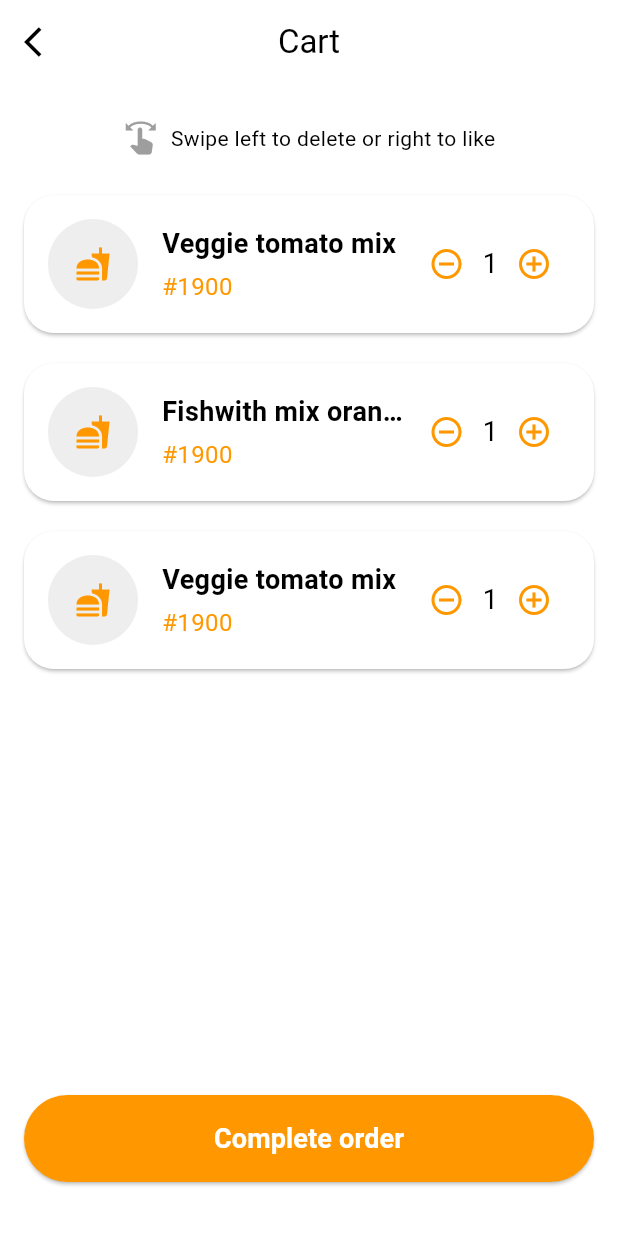
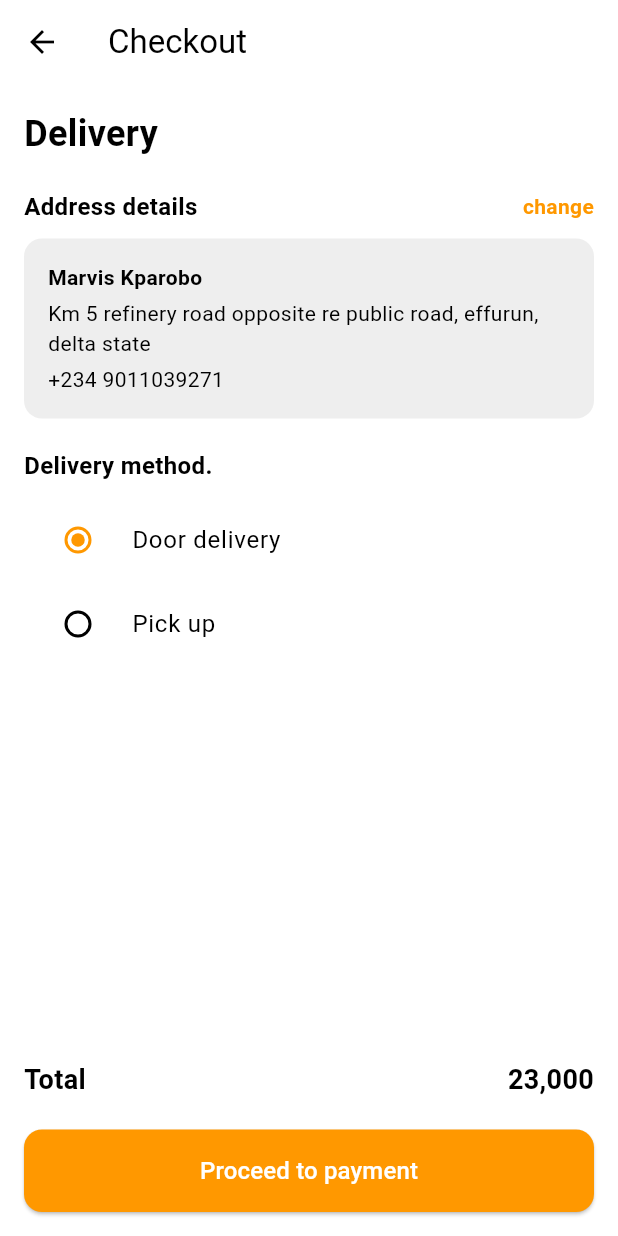
Before and after one commit to HeetKanabar/foodex, a Flutter app: the screen it shows after launch, item 4 of the bottom bar chosen, after a tap on "Complete order", on a phone screen of 412 x 824 dp. Run offline on Flutter 3.47's test engine with Material 3 defaults, Android fonts, the phone set to English and light mode, and no system bars.

Commit message:
UI completed

```diff
--- a/lib/routes/app_routes.dart
+++ b/lib/routes/app_routes.dart
@@ -2,8 +2,10 @@ import 'package:flutter/material.dart';
 import 'package:foodex/screens/SplashScreen.dart';
 import 'package:foodex/screens/cart_screen.dart';
 import 'package:foodex/screens/home_screen.dart';
+import 'package:foodex/screens/payment_screen.dart';
 import 'package:foodex/screens/product_screen.dart';
 import 'package:foodex/screens/profile_screen.dart';
+import 'package:foodex/screens/checkout_screen.dart';
 import '../screens/login_screen.dart';
 import '../screens/signup_screen.dart';
 
@@ -15,6 +17,8 @@ class AppRoutes {
   static const String productScreen = '/productScreen';
   static const String profileScreen = '/profileScreen';
   static const String cartScreen = '/cartScreen';
+  static const String checkoutScreen = '/checkoutScreen';
+  static const String paymentScreen = '/paymentScreen';
 
   static Map<String, WidgetBuilder> routes = {
     loginScreen: (context) => LoginScreen(),
@@ -24,5 +28,7 @@ class AppRoutes {
     productScreen: (context) => ProductScreen(),
     profileScreen: (context) => ProfileScreen(),
     cartScreen : (context) => CartScreen(),
+    checkoutScreen : (context) => CheckoutScreen(),
+    paymentScreen : (context) => PaymentScreen(),
   };
 }
--- a/lib/screens/cart_screen.dart
+++ b/lib/screens/cart_screen.dart
@@ -1,6 +1,8 @@
 // screens/cart_screen.dart
 
 import 'package:flutter/material.dart';
+import 'package:foodex/routes/app_routes.dart';
+import 'package:foodex/screens/checkout_screen.dart';
 import '../models/cart_item_model.dart';
 import '../widgets/cart_item_card.dart';
 
@@ -118,6 +120,7 @@ class _CartScreenState extends State<CartScreen> {
               child: ElevatedButton(
                 onPressed: () {
                   // Handle order completion
+                  Navigator.pushNamed(context, AppRoutes.checkoutScreen);
                 },
                 style: ElevatedButton.styleFrom(
                   backgroundColor: Colors.orange,
--- /dev/null
+++ b/lib/screens/checkout_screen.dart
@@ -0,0 +1,162 @@
+import 'package:flutter/material.dart';
+import 'package:foodex/routes/app_routes.dart';
+
+class CheckoutScreen extends StatefulWidget {
+  @override
+  _CheckoutScreenState createState() => _CheckoutScreenState();
+}
+
+class _CheckoutScreenState extends State<CheckoutScreen> {
+  String _selectedDeliveryMethod = 'Door delivery';
+
+  @override
+  Widget build(BuildContext context) {
+    return Scaffold(
+      appBar: AppBar(
+        title: Text('Checkout'),
+        leading: IconButton(
+          icon: Icon(Icons.arrow_back),
+          onPressed: () {
+            // Handle back action
+            Navigator.pop(context);
+          },
+        ),
+      ),
+      body: Padding(
+        padding: const EdgeInsets.all(16.0),
+        child: Column(
+          crossAxisAlignment: CrossAxisAlignment.start,
+          children: [
+            Text(
+              'Delivery',
+              style: TextStyle(
+                fontSize: 24,
+                fontWeight: FontWeight.bold,
+              ),
+            ),
+            SizedBox(height: 20),
+            Row(
+              mainAxisAlignment: MainAxisAlignment.spaceBetween,
+              children: [
+                Text(
+                  'Address details',
+                  style: TextStyle(
+                    fontSize: 16,
+                    fontWeight: FontWeight.bold,
+                  ),
+                ),
+                GestureDetector(
+                  onTap: () {
+                    // Handle change address
+                  },
+                  child: Text(
+                    'change',
+                    style: TextStyle(
+                      color: Colors.orange,
+                      fontWeight: FontWeight.bold,
+                    ),
+                  ),
+                ),
+              ],
+            ),
+            SizedBox(height: 10),
+            Container(
+              padding: EdgeInsets.all(16),
+              decoration: BoxDecoration(
+                color: Colors.grey[200],
+                borderRadius: BorderRadius.circular(12),
+              ),
+              child: Column(
+                crossAxisAlignment: CrossAxisAlignment.start,
+                children: [
+                  Text(
+                    'Marvis Kparobo',
+                    style: TextStyle(fontWeight: FontWeight.bold),
+                  ),
+                  SizedBox(height: 4),
+                  Text(
+                    'Km 5 refinery road opposite re public road, effurun, delta state',
+                  ),
+                  SizedBox(height: 4),
+                  Text(
+                    '+234 9011039271',
+                  ),
+                ],
+              ),
+            ),
+            SizedBox(height: 20),
+            Text(
+              'Delivery method.',
+              style: TextStyle(
+                fontSize: 16,
+                fontWeight: FontWeight.bold,
+              ),
+            ),
+            SizedBox(height: 10),
+            RadioListTile<String>(
+              title: Text('Door delivery'),
+              value: 'Door delivery',
+              groupValue: _selectedDeliveryMethod,
+              onChanged: (value) {
+                setState(() {
+                  _selectedDeliveryMethod = value!;
+                });
+              },
+            ),
+            RadioListTile<String>(
+              title: Text('Pick up'),
+              value: 'Pick up',
+              groupValue: _selectedDeliveryMethod,
+              onChanged: (value) {
+                setState(() {
+                  _selectedDeliveryMethod = value!;
+                });
+              },
+            ),
+            Spacer(),
+            Row(
+              mainAxisAlignment: MainAxisAlignment.spaceBetween,
+              children: [
+                Text(
+                  'Total',
+                  style: TextStyle(
+                    fontSize: 18,
+                    fontWeight: FontWeight.bold,
+                  ),
+                ),
+                Text(
+                  '23,000',
+                  style: TextStyle(
+                    fontSize: 18,
+                    fontWeight: FontWeight.bold,
+                  ),
+                ),
+              ],
+            ),
+            SizedBox(height: 20),
+            SizedBox(
+              width: double.infinity,
+              child: ElevatedButton(
+                style: ElevatedButton.styleFrom(
+                  padding: EdgeInsets.symmetric(vertical: 16),
+                  backgroundColor: Colors.orange,
+                  shape: RoundedRectangleBorder(
+                    borderRadius: BorderRadius.circular(12),
+                  ),
+                ),
+                onPressed: () {
+                  // Handle payment navigation
+                  Navigator.pushNamed(context, AppRoutes.paymentScreen);
+                },
+                child: Text(
+                  'Proceed to payment',
+                  style: TextStyle(fontSize: 16, color: Colors.white),
+                ),
+              ),
+            ),
+          ],
+        ),
+      ),
+    );
+  }
+}
--- a/lib/screens/home_screen.dart
+++ b/lib/screens/home_screen.dart
@@ -14,16 +14,99 @@ class HomeScreen extends StatelessWidget {
       appBar: AppBar(
         backgroundColor: Colors.white,
         elevation: 0,
-        leading: IconButton(
-          icon: Icon(Icons.menu, color: Colors.black),
-          onPressed: () {},
-        ),
+        // leading: IconButton(
+        //   icon: Icon(Icons.menu, color: Colors.black),
+        //   onPressed: () {
+
+        //   },
+        // ),
         actions: [
           IconButton(
             icon: Icon(Icons.shopping_cart, color: Colors.black),
             onPressed: () {},
           ),
         ],
+      ),
+      drawer: Drawer(
+        child: Container(
+          color: Colors.orange,
+          child: Column(
+            crossAxisAlignment: CrossAxisAlignment.start,
+            children: [
+              DrawerHeader(
+                child: Text(
+                  'Menu',
+                  style: TextStyle(
+                    color: Colors.white,
+                    fontSize: 24,
+                    fontWeight: FontWeight.bold,
+                  ),
+                ),
+              ),
+              ListTile(
+                leading: Icon(Icons.person, color: Colors.white),
+                title: Text(
+                  'Profile',
+                  style: TextStyle(color: Colors.white),
+                ),
+                onTap: () {
+                  // Navigate to profile
+                },
+              ),
+              ListTile(
+                leading: Icon(Icons.shopping_bag, color: Colors.white),
+                title: Text(
+                  'Orders',
+                  style: TextStyle(color: Colors.white),
+                ),
+                onTap: () {
+                  // Navigate to orders
+                },
+              ),
+              ListTile(
+                leading: Icon(Icons.local_offer, color: Colors.white),
+                title: Text(
+                  'Offer and Promo',
+                  style: TextStyle(color: Colors.white),
+                ),
+                onTap: () {
+                  // Navigate to offers and promo
+                },
+              ),
+              ListTile(
+                leading: Icon(Icons.privacy_tip, color: Colors.white),
+                title: Text(
+                  'Privacy Policy',
+                  style: TextStyle(color: Colors.white),
+                ),
+                onTap: () {
+                  // Navigate to privacy policy
+                },
+              ),
+              ListTile(
+                leading: Icon(Icons.security, color: Colors.white),
+                title: Text(
+                  'Security',
+                  style: TextStyle(color: Colors.white),
+                ),
+                onTap: () {
+                  // Navigate to security
+                },
+              ),
+              Spacer(),
+              ListTile(
+                leading: Icon(Icons.logout, color: Colors.white),
+                title: Text(
+                  'Sign-out',
+                  style: TextStyle(color: Colors.white),
+                ),
+                onTap: () {
+                  // Handle sign out
+                },
+              ),
+            ],
+          ),
+        ),
       ),
       body: Padding(
         padding: const EdgeInsets.all(16.0),
```
Also changed, not shown: lib/controllers/food_controller.dart (+30 -0 lines), lib/screens/payment_screen.dart (added, +163 -0 lines).
